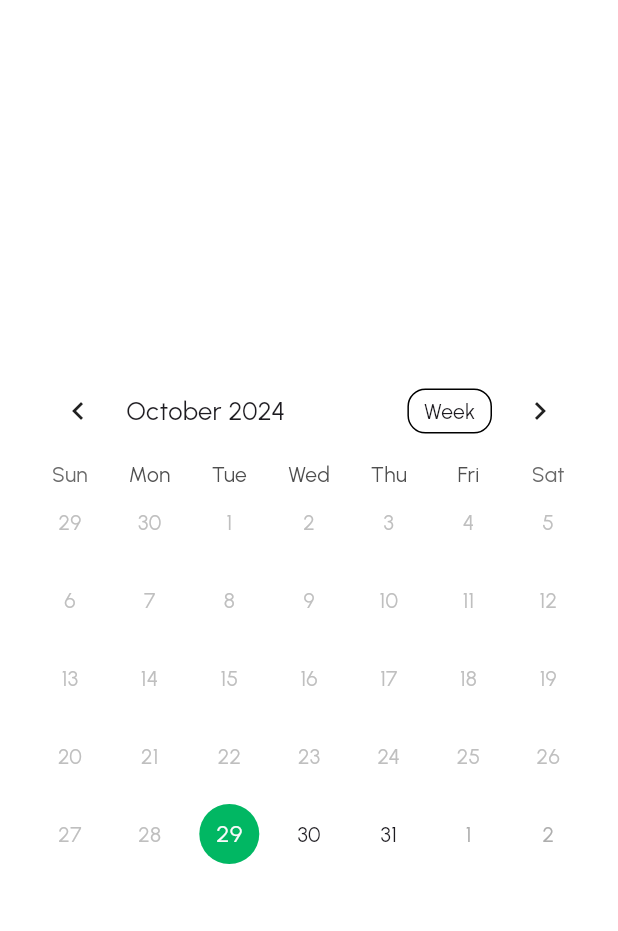
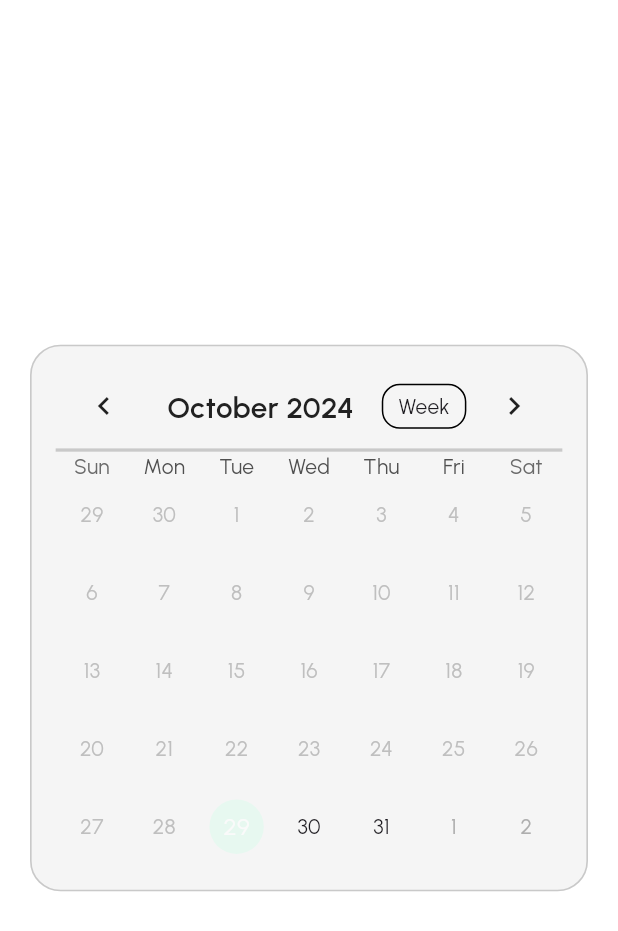
Before and after one commit to lusnyak/watt_hub, a Flutter app: the screen it shows after launch, on a phone screen of 412 x 824 dp. Shown: the top 931 px of the screen. Run offline on Flutter 3.47's test engine with Material 3 defaults, Android fonts, the phone set to English and light mode, and no system bars; drawn by our look-alikes of table_calendar; our stand-ins replace auto_route, awesome_extensions, bloc, dio, dropdown_button2, flutter_bloc and 15 more; missing offline and left inert: flutter_map_marker_cluster; generated files the repository leaves out were written again.

Commit message:
Changes in todayDecoration design.
Changes in todayDecoration design.

```diff
--- a/packages/watt_hub_uikit/lib/src/widgets/calendar/wh_calendar.dart
+++ b/packages/watt_hub_uikit/lib/src/widgets/calendar/wh_calendar.dart
@@ -18,15 +18,28 @@ class WHCalendar extends StatefulWidget {
 
 class _WHCalendarState extends State<WHCalendar> {
   CalendarFormat _calendarFormat = CalendarFormat.month;
+  DateTime focusedDay = DateTime.now();
+  final firstDay = DateTime.now();
 
   @override
   Widget build(BuildContext context) {
-    final firstDay = DateTime.now();
-    return TableCalendar(
-      focusedDay: DateTime.now(),
+    return Container(
+      padding: const EdgeInsets.all(16.0), // Padding around the calendar
+      decoration: BoxDecoration(
+        color: WattHubColors.grayColor,
+        border: Border.all(
+          color: WattHubColors.lightGray.withOpacity(0.5),
+          width: 1.w,
+        ),
+        // borderRadius: BorderRadius.circular(15),
+        borderRadius: BorderRadius.circular(20.r),
+      ),
+      child: TableCalendar(
+        rangeSelectionMode: RangeSelectionMode.disabled,
+        focusedDay: focusedDay,
         firstDay: firstDay,
         lastDay: DateTime.utc(2030, 12, 31),
-      rangeStartDay: DateTime.now(),
+        // rangeStartDay: DateTime.now(),
         availableCalendarFormats: const {
           CalendarFormat.month: 'Month',
           CalendarFormat.week: 'Week',
@@ -34,8 +47,12 @@ class _WHCalendarState extends State<WHCalendar> {
         selectedDayPredicate: (day) {
           return isSameDay(widget.selectedDay, day);
         },
+
         onDaySelected: (selectedDay, focusedDay) {
           widget.onDaySelected(selectedDay, focusedDay);
+          setState(() {
+            this.focusedDay = selectedDay;
+          });
         },
         calendarFormat: _calendarFormat,
         onFormatChanged: (format) {
@@ -44,16 +61,41 @@ class _WHCalendarState extends State<WHCalendar> {
           });
         },
         calendarStyle: const CalendarStyle(
+          // isTodayHighlighted: false,
+
+          defaultDecoration: BoxDecoration(),
+          rowDecoration: BoxDecoration(),
+
+          holidayDecoration: BoxDecoration(),
           todayDecoration: BoxDecoration(
-          color: WattHubColors.primaryGreenColor,
+            color: WattHubColors.primaryLightGreenColor,
             shape: BoxShape.circle,
           ),
-
           selectedDecoration: BoxDecoration(
             color: WattHubColors.primaryGreenColor,
             shape: BoxShape.circle,
           ),
-
+        ),
+        onPageChanged: (focusedDay) {
+          setState(() {
+            this.focusedDay = focusedDay;
+          });
+        },
+        headerStyle: HeaderStyle(
+          titleCentered: true,
+          titleTextStyle: body18SemiBoldTextStyle,
+          headerPadding: EdgeInsets.only(
+            bottom: 4.h,
+          ),
+          decoration: BoxDecoration(
+            border: Border(
+              bottom: BorderSide(
+                color: WattHubColors.lightGray.withOpacity(0.5),
+                width: 2.w,
+              ),
+            ),
+          ),
+        ),
       ),
     );
   }
```
Lines whose indentation alone changed are shown as unchanged.
